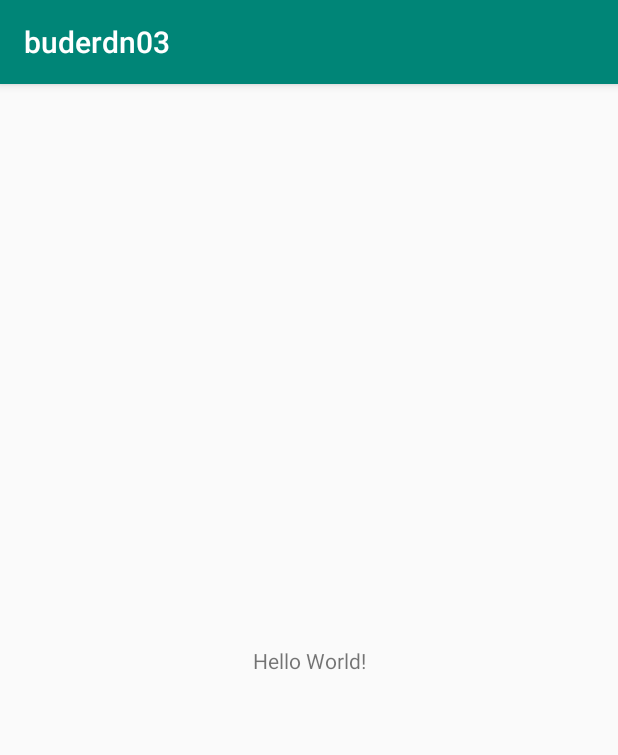
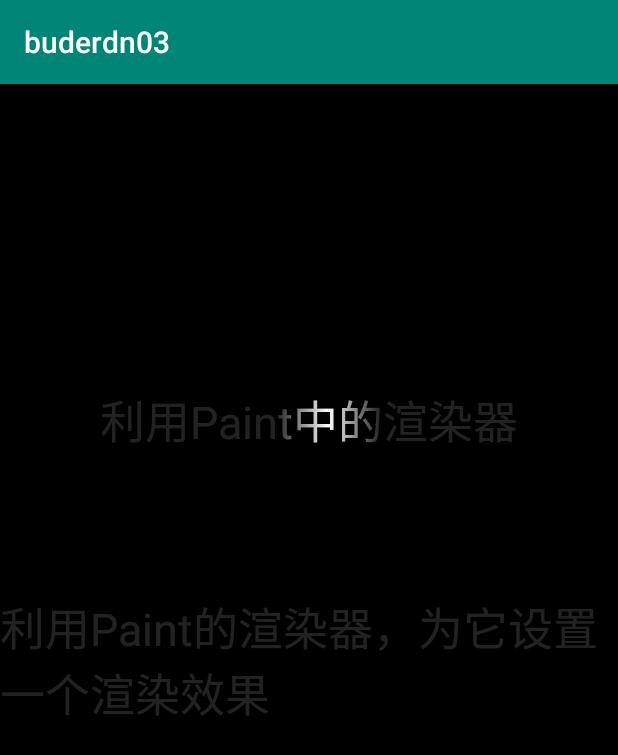
Before and after one commit to buder-cp/CustomView, an Android app: the screen it shows after launch (MainActivity), on a phone screen of 412 x 824 dp. Shown: the top 755 px of the screen. Run offline under Robolectric (Android 15) with nearby library versions, the phone set to English and light mode, and no system bars.

Commit message:
文字闪动效果

```diff
--- /dev/null
+++ b/buder_DN_view/buderdn03/src/main/java/com/test/buderdn03/LinearGradientTextView.java
@@ -0,0 +1,75 @@
+package com.test.buderdn03;
+
+import android.content.Context;
+import android.graphics.Canvas;
+import android.graphics.LinearGradient;
+import android.graphics.Matrix;
+import android.graphics.Shader;
+import android.text.TextPaint;
+import android.util.AttributeSet;
+
+import androidx.annotation.Nullable;
+import androidx.appcompat.widget.AppCompatTextView;
+
+public class LinearGradientTextView extends AppCompatTextView {
+    private TextPaint mPaint;
+
+    //LinearGradient线性渲染，   X,Y,X1,Y1四个参数只定位效果，不定位位置
+    private LinearGradient mLinearGradient;
+    private Matrix mMatrix;
+
+    private float mTranslate;
+    private float DELTAX = 40;
+
+    public LinearGradientTextView(Context context) {
+        super(context);
+    }
+
+    public LinearGradientTextView(Context context, @Nullable AttributeSet attrs) {
+        super(context, attrs);
+    }
+
+
+    @Override
+    protected void onMeasure(int widthMeasureSpec, int heightMeasureSpec) {
+        super.onMeasure(widthMeasureSpec, heightMeasureSpec);
+    }
+
+
+    @Override
+    protected void onSizeChanged(int w, int h, int oldw, int oldh) {
+        super.onSizeChanged(w, h, oldw, oldh);
+        // 拿到TextView的画笔
+        mPaint = getPaint();
+        String text = getText().toString();
+        float textWith = mPaint.measureText(text);
+
+        // 3个文字的宽度
+        int gradientSize = (int) (textWith / text.length() * 3);
+
+        // 从左边-gradientSize开始，即左边距离文字gradientSize开始渐变
+        mLinearGradient = new LinearGradient(-gradientSize, 0, 0, 0, new int[]{
+                0x22ffffff, 0xffffffff, 0x22ffffff}, null, Shader.TileMode.CLAMP
+        );
+
+        mPaint.setShader(mLinearGradient);
+    }
+
+
+    @Override
+    protected void onDraw(Canvas canvas) {
+        super.onDraw(canvas);
+        mTranslate += DELTAX;
+        float textWidth = getPaint().measureText(getText().toString());
+        //到底部进行返回
+        if (mTranslate > textWidth + 1 || mTranslate < 1) {
+            DELTAX = -DELTAX;
+        }
+
+        mMatrix = new Matrix();
+        mMatrix.setTranslate(mTranslate, 0);
+        mLinearGradient.setLocalMatrix(mMatrix);
+        postInvalidateDelayed(50);
+
+    }
+}
--- /dev/null
+++ b/buder_DN_view/buderdn03/src/main/java/com/test/buderdn03/ShiningFontView.java
@@ -0,0 +1,71 @@
+package com.test.buderdn03;
+
+import android.content.Context;
+import android.graphics.Canvas;
+import android.graphics.LinearGradient;
+import android.graphics.Matrix;
+import android.graphics.Paint;
+import android.graphics.Shader;
+import android.util.AttributeSet;
+import android.widget.TextView;
+
+import androidx.annotation.Nullable;
+
+public class ShiningFontView extends TextView {
+
+
+    private Paint mPaint;
+    private LinearGradient mLinearGradient;
+    private Matrix mGradientMatrix;
+    private int mViewWidth;
+    private int mTranslate;
+
+    public ShiningFontView(Context context) {
+        this(context, null);
+    }
+
+    public ShiningFontView(Context context, @Nullable AttributeSet attrs) {
+        this(context, attrs, 0);
+    }
+
+    public ShiningFontView(Context context, @Nullable AttributeSet attrs, int defStyleAttr) {
+        super(context, attrs, defStyleAttr);
+    }
+
+    @Override
+    protected void onSizeChanged(int w, int h, int oldw, int oldh) {
+        super.onSizeChanged(w, h, oldw, oldh);
+        if (mViewWidth == 0) {
+            mViewWidth = w;
+            if (mViewWidth > 0) {
+                mPaint = getPaint();
+                /**
+                 * LinearGradient构造方法中的参数int[] color：
+                 * 第一个元素：发光字体闪过后所显示的字体颜色，这里给定与第三个元素一样
+                 * 第二个元素：字体发光的颜色
+                 * 第三个元素：原字体显示的颜色
+                 *
+                 * mViewWidth：设置发光的宽度
+                 * */
+                mLinearGradient = new LinearGradient(0, 0, mViewWidth, 0, new int[]{0x22ffffff, 0xffffffff, 0x22ffffff}, null, Shader.TileMode.CLAMP);
+                mPaint.setShader(mLinearGradient);
+                mGradientMatrix = new Matrix();
+            }
+        }
+    }
+
+    @Override
+    protected void onDraw(Canvas canvas) {
+        super.onDraw(canvas);
+        if (mGradientMatrix != null) {
+            mTranslate += mViewWidth / 5;
+            if (mTranslate > mViewWidth * 2) {
+                mTranslate = -mViewWidth;
+            }
+            mGradientMatrix.setTranslate(mTranslate, 0);
+            mLinearGradient.setLocalMatrix(mGradientMatrix);
+            //控制闪过的时间
+            postInvalidateDelayed(80);
+        }
+    }
+}
--- a/buder_DN_view/buderdn03/src/main/res/layout/activity_main.xml
+++ b/buder_DN_view/buderdn03/src/main/res/layout/activity_main.xml
@@ -4,15 +4,32 @@
     xmlns:tools="http://schemas.android.com/tools"
     android:layout_width="match_parent"
     android:layout_height="match_parent"
+    android:background="#000"
     tools:context=".MainActivity">
 
-    <TextView
+    <com.test.buderdn03.ShiningFontView
+        android:id="@+id/text1"
         android:layout_width="wrap_content"
         android:layout_height="wrap_content"
-        android:text="Hello World!"
+        android:text="利用Paint的渲染器，为它设置一个渲染效果"
+        android:textColor="#666666"
+        android:textSize="30sp"
         app:layout_constraintBottom_toBottomOf="parent"
         app:layout_constraintLeft_toLeftOf="parent"
         app:layout_constraintRight_toRightOf="parent"
         app:layout_constraintTop_toTopOf="parent" />
 
+    <com.test.buderdn03.LinearGradientTextView
+        android:id="@+id/text2"
+        android:layout_width="wrap_content"
+        android:layout_height="wrap_content"
+        android:layout_marginTop="20dp"
+        android:text="利用Paint中的渲染器"
+        android:textColor="#666666"
+        android:textSize="30sp"
+        app:layout_constraintBottom_toBottomOf="@id/text1"
+        app:layout_constraintLeft_toLeftOf="parent"
+        app:layout_constraintRight_toRightOf="parent"
+        app:layout_constraintTop_toTopOf="parent" />
+
 </androidx.constraintlayout.widget.ConstraintLayout>
```
